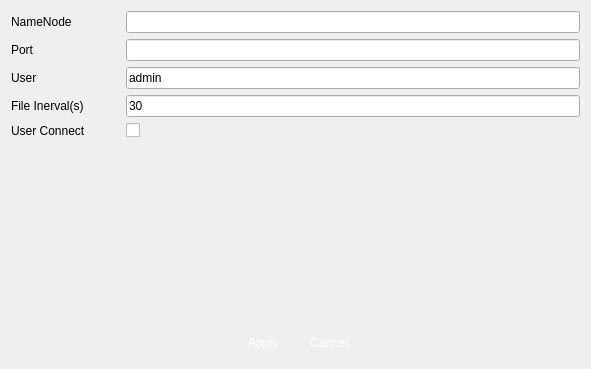
Above: veapp/setting/vschdfsrecord.ui from linkingvision/rapidvms before the change. Below: the same form after it.
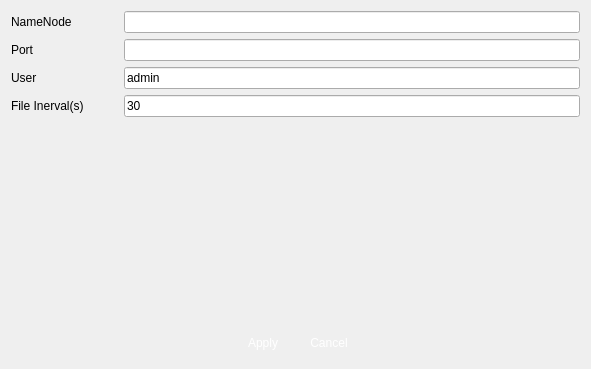
That is the form after the change. Icons and pictures are not drawn.

Commit message: delete checkbox

What changed in the file:
```diff
--- a/veapp/setting/vschdfsrecord.ui
+++ b/veapp/setting/vschdfsrecord.ui
@@ -53,20 +53,6 @@
        </property>
       </widget>
      </item>
-     <item row="4" column="0">
-      <widget class="QLabel" name="label_3">
-       <property name="text">
-        <string>User Connect</string>
-       </property>
-      </widget>
-     </item>
-     <item row="4" column="2">
-      <widget class="QCheckBox" name="checkBox">
-       <property name="text">
-        <string/>
-       </property>
-      </widget>
-     </item>
      <item row="0" column="0">
       <widget class="QLabel" name="label_4">
        <property name="text">
```
